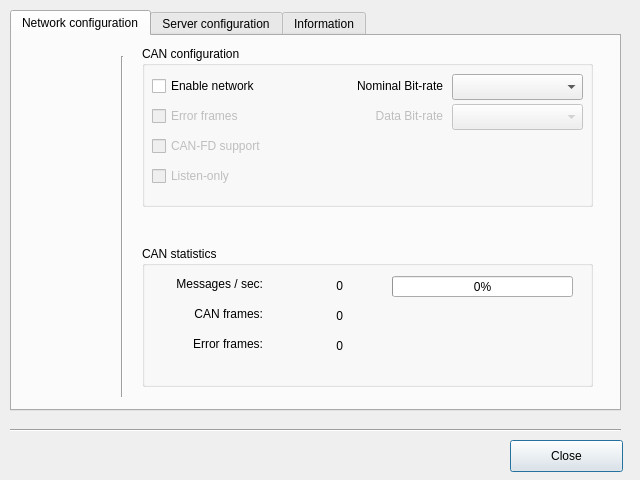
canpie/CANpie, file source/qcan/applications/server/forms/ServerConfig.ui: the form before one commit.
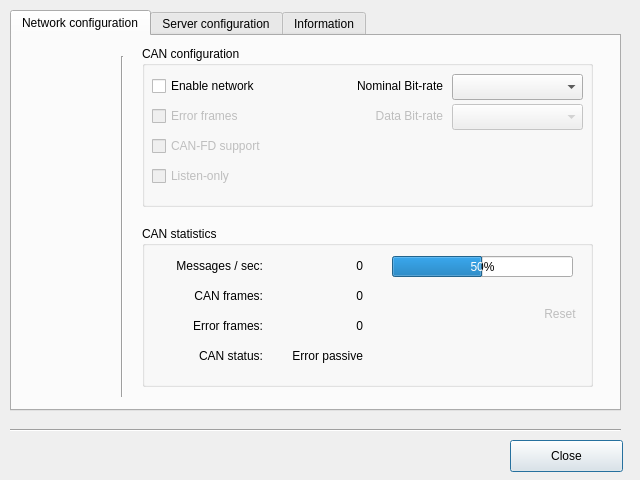
The form after the commit. Icons and pictures are not drawn.

Commit message: Added reset button

```diff
--- a/source/qcan/applications/server/forms/ServerConfig.ui
+++ b/source/qcan/applications/server/forms/ServerConfig.ui
@@ -203,9 +203,9 @@
      <property name="geometry">
       <rect>
        <x>130</x>
-       <y>210</y>
+       <y>190</y>
        <width>451</width>
-       <height>141</height>
+       <height>161</height>
       </rect>
      </property>
      <property name="title">
@@ -224,7 +224,7 @@
        </rect>
       </property>
       <property name="value">
-       <number>0</number>
+       <number>50</number>
       </property>
      </widget>
      <widget class="QLabel" name="pclLblStatMsgM">
@@ -233,7 +233,7 @@
         <x>10</x>
         <y>30</y>
         <width>111</width>
-        <height>16</height>
+        <height>20</height>
        </rect>
       </property>
       <property name="text">
@@ -249,7 +249,7 @@
         <x>10</x>
         <y>90</y>
         <width>111</width>
-        <height>16</height>
+        <height>20</height>
        </rect>
       </property>
       <property name="text">
@@ -265,7 +265,7 @@
         <x>10</x>
         <y>60</y>
         <width>111</width>
-        <height>16</height>
+        <height>20</height>
        </rect>
       </property>
       <property name="text">
@@ -280,7 +280,7 @@
        <rect>
         <x>130</x>
         <y>60</y>
-        <width>71</width>
+        <width>91</width>
         <height>20</height>
        </rect>
       </property>
@@ -296,7 +296,7 @@
        <rect>
         <x>130</x>
         <y>90</y>
-        <width>71</width>
+        <width>91</width>
         <height>20</height>
        </rect>
       </property>
@@ -312,7 +312,7 @@
        <rect>
         <x>130</x>
         <y>30</y>
-        <width>71</width>
+        <width>91</width>
         <height>20</height>
        </rect>
       </property>
@@ -323,6 +323,85 @@
        <set>Qt::AlignRight|Qt::AlignTrailing|Qt::AlignVCenter</set>
       </property>
      </widget>
+     <widget class="QToolButton" name="pclBtnStatResetM">
+      <property name="enabled">
+       <bool>false</bool>
+      </property>
+      <property name="geometry">
+       <rect>
+        <x>400</x>
+        <y>70</y>
+        <width>36</width>
+        <height>36</height>
+       </rect>
+      </property>
+      <property name="toolTip">
+       <string/>
+      </property>
+      <property name="statusTip">
+       <string notr="true"/>
+      </property>
+      <property name="whatsThis">
+       <string notr="true"/>
+      </property>
+      <property name="styleSheet">
+       <string notr="true">border: 0px;</string>
+      </property>
+      <property name="text">
+       <string>Reset</string>
+      </property>
+      <property name="icon">
+       <iconset resource="../server.qrc">
+        <normaloff>:/images/mc_reset_256.png</normaloff>:/images/mc_reset_256.png</iconset>
+      </property>
+      <property name="iconSize">
+       <size>
+        <width>32</width>
+        <height>32</height>
+       </size>
+      </property>
+      <property name="popupMode">
+       <enum>QToolButton::DelayedPopup</enum>
+      </property>
+      <property name="toolButtonStyle">
+       <enum>Qt::ToolButtonIconOnly</enum>
+      </property>
+      <property name="autoRaise">
+       <bool>true</bool>
+      </property>
+     </widget>
+     <widget class="QLabel" name="pclLblStatBusM">
+      <property name="geometry">
+       <rect>
+        <x>10</x>
+        <y>120</y>
+        <width>111</width>
+        <height>20</height>
+       </rect>
+      </property>
+      <property name="text">
+       <string>CAN status:</string>
+      </property>
+      <property name="alignment">
+       <set>Qt::AlignRight|Qt::AlignTrailing|Qt::AlignVCenter</set>
+      </property>
+     </widget>
+     <widget class="QLabel" name="pclTxtStatBusM">
+      <property name="geometry">
+       <rect>
+        <x>130</x>
+        <y>120</y>
+        <width>91</width>
+        <height>20</height>
+       </rect>
+      </property>
+      <property name="text">
+       <string>Error passive</string>
+      </property>
+      <property name="alignment">
+       <set>Qt::AlignRight|Qt::AlignTrailing|Qt::AlignVCenter</set>
+      </property>
+     </widget>
     </widget>
     <widget class="Line" name="line_2">
      <property name="geometry">
```
